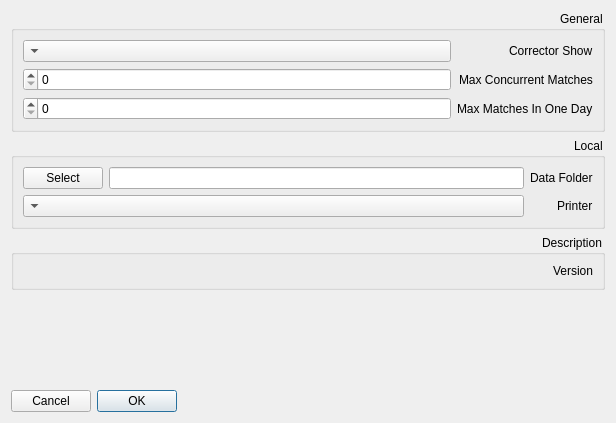
Above: Client/reghaabat/optionsform.ui from nournia/ketabkhaane before the change. Below: the same form after it.
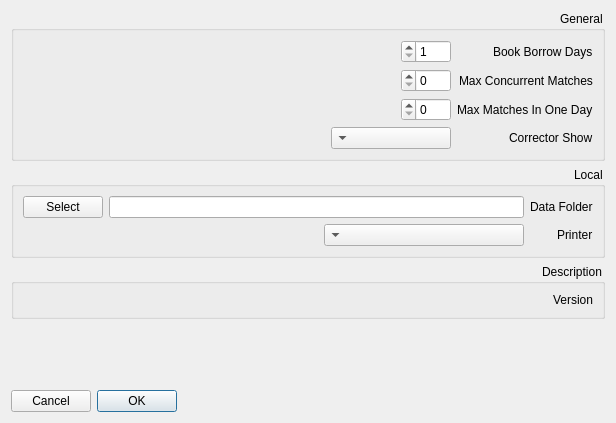
That is the form after the change. Icons and pictures are not drawn.

Commit message: add book borrow days option

```diff
--- a/Client/reghaabat/optionsform.ui
+++ b/Client/reghaabat/optionsform.ui
@@ -20,18 +20,34 @@
       <string>General</string>
      </property>
      <layout class="QFormLayout" name="formLayout">
+      <property name="fieldGrowthPolicy">
+       <enum>QFormLayout::AllNonFixedFieldsGrow</enum>
+      </property>
       <property name="labelAlignment">
        <set>Qt::AlignLeading|Qt::AlignLeft|Qt::AlignVCenter</set>
       </property>
       <item row="0" column="0">
-       <widget class="QLabel" name="label_4">
+       <widget class="QLabel" name="label">
         <property name="text">
-         <string>Corrector Show</string>
+         <string>Book Borrow Days</string>
         </property>
        </widget>
       </item>
       <item row="0" column="1">
-       <widget class="QComboBox" name="cCorrectorIdentifier"/>
+       <widget class="QSpinBox" name="sBookBorrowDays">
+        <property name="maximumSize">
+         <size>
+          <width>50</width>
+          <height>16777215</height>
+         </size>
+        </property>
+        <property name="minimum">
+         <number>1</number>
+        </property>
+        <property name="maximum">
+         <number>100</number>
+        </property>
+       </widget>
       </item>
       <item row="1" column="0">
        <widget class="QLabel" name="label_5">
@@ -42,6 +58,12 @@
       </item>
       <item row="1" column="1">
        <widget class="QSpinBox" name="sMaxConcurrentMatches">
+        <property name="maximumSize">
+         <size>
+          <width>50</width>
+          <height>16777215</height>
+         </size>
+        </property>
         <property name="maximum">
          <number>10</number>
         </property>
@@ -56,11 +78,34 @@
       </item>
       <item row="2" column="1">
        <widget class="QSpinBox" name="sMaxMatchesInOneDay">
+        <property name="maximumSize">
+         <size>
+          <width>50</width>
+          <height>16777215</height>
+         </size>
+        </property>
         <property name="maximum">
          <number>10</number>
         </property>
        </widget>
       </item>
+      <item row="3" column="0">
+       <widget class="QLabel" name="label_4">
+        <property name="text">
+         <string>Corrector Show</string>
+        </property>
+       </widget>
+      </item>
+      <item row="3" column="1">
+       <widget class="QComboBox" name="cCorrectorIdentifier">
+        <property name="maximumSize">
+         <size>
+          <width>120</width>
+          <height>16777215</height>
+         </size>
+        </property>
+       </widget>
+      </item>
      </layout>
     </widget>
    </item>
@@ -109,7 +154,14 @@
        </widget>
       </item>
       <item row="1" column="1">
-       <widget class="QComboBox" name="cPrinters"/>
+       <widget class="QComboBox" name="cPrinters">
+        <property name="maximumSize">
+         <size>
+          <width>200</width>
+          <height>16777215</height>
+         </size>
+        </property>
+       </widget>
       </item>
      </layout>
     </widget>
```
Left out of the diff: 3 changed lines with no effect on the pictures. The commit also changes 6 other files.
